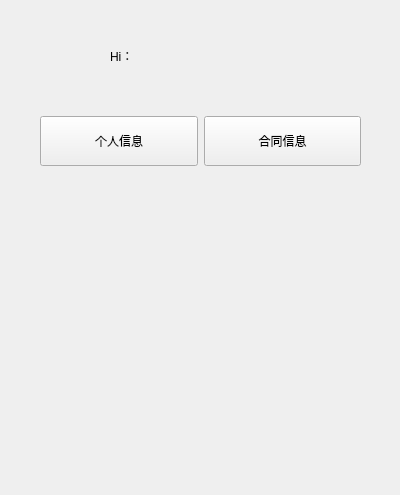
luohanqing0318/graduation-design, file MainLaunch_qt/myinformation.ui: the form before one commit.
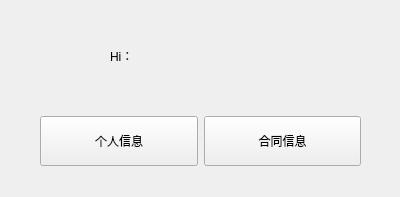
The form after the commit. Icons and pictures are not drawn.

What changed in the file:
```diff
--- a/MainLaunch_qt/myinformation.ui
+++ b/MainLaunch_qt/myinformation.ui
@@ -7,7 +7,7 @@
     <x>0</x>
     <y>0</y>
     <width>400</width>
-    <height>495</height>
+    <height>197</height>
    </rect>
   </property>
   <property name="windowTitle">
```
